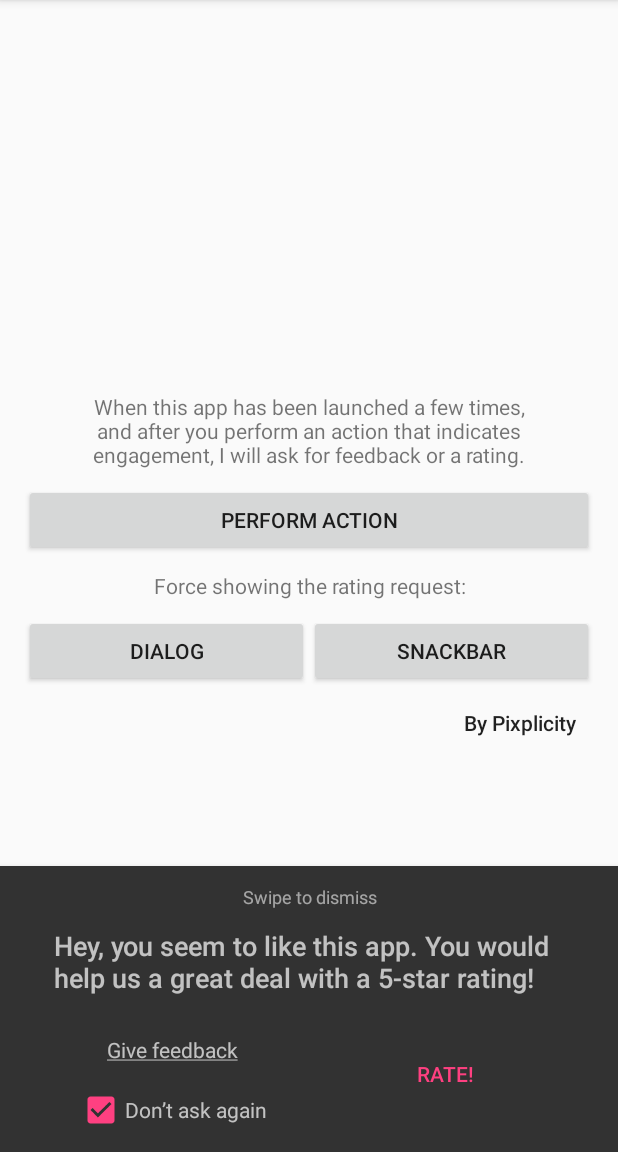
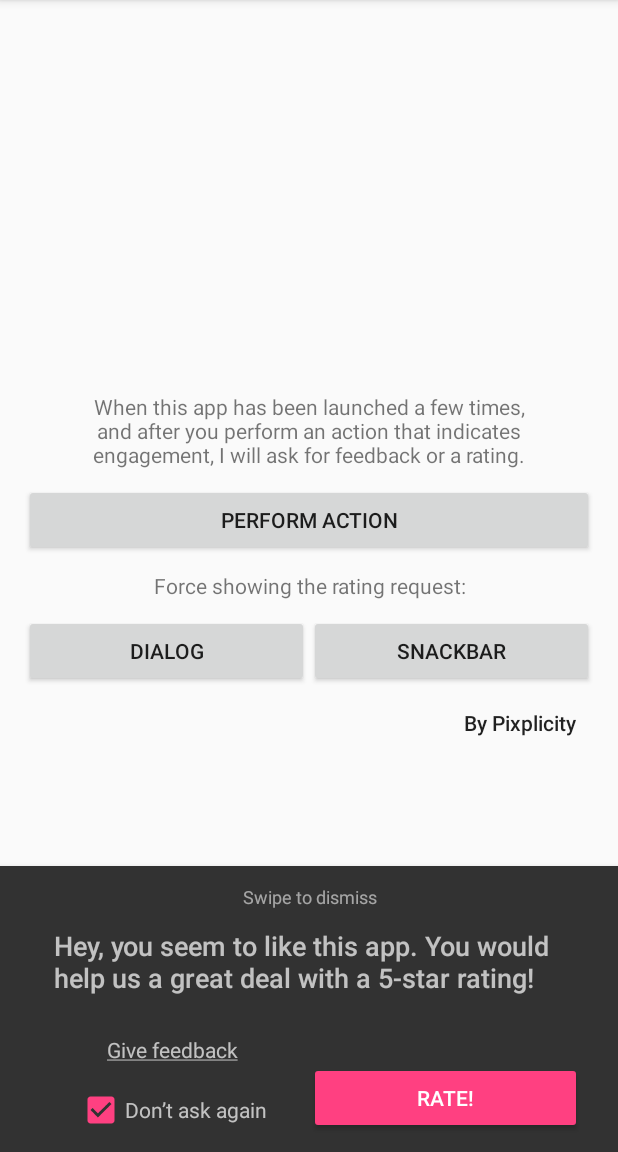
Before and after one commit to Pixplicity/gene-rate, an Android app: the screen it shows after launch (MainActivity), after a tap on "SNACKBAR", on a phone screen of 412 x 824 dp, the part 84-1236 px from its top. Run offline under Robolectric (Android 15) with nearby library versions, the phone set to English and light mode, and no system bars.

Commit message:
More distinguishable Rate button in SnackBar

```diff
--- a/library/src/main/res/layout/in_snackbar.xml
+++ b/library/src/main/res/layout/in_snackbar.xml
@@ -82,11 +82,11 @@
 
         <Button
             android:id="@+id/bt_positive"
-            style="@style/Base.Widget.AppCompat.Button.ButtonBar.AlertDialog"
+            style="@style/Base.Widget.AppCompat.Button.Colored"
             android:layout_width="0dp"
+            android:layout_height="wrap_content"
+            android:layout_gravity="center_horizontal|bottom"
             android:layout_weight="1"
-            android:layout_height="match_parent"
-            android:layout_gravity="center"
             android:text="@string/button_yes"/>
     </LinearLayout>
 </LinearLayout>
```
